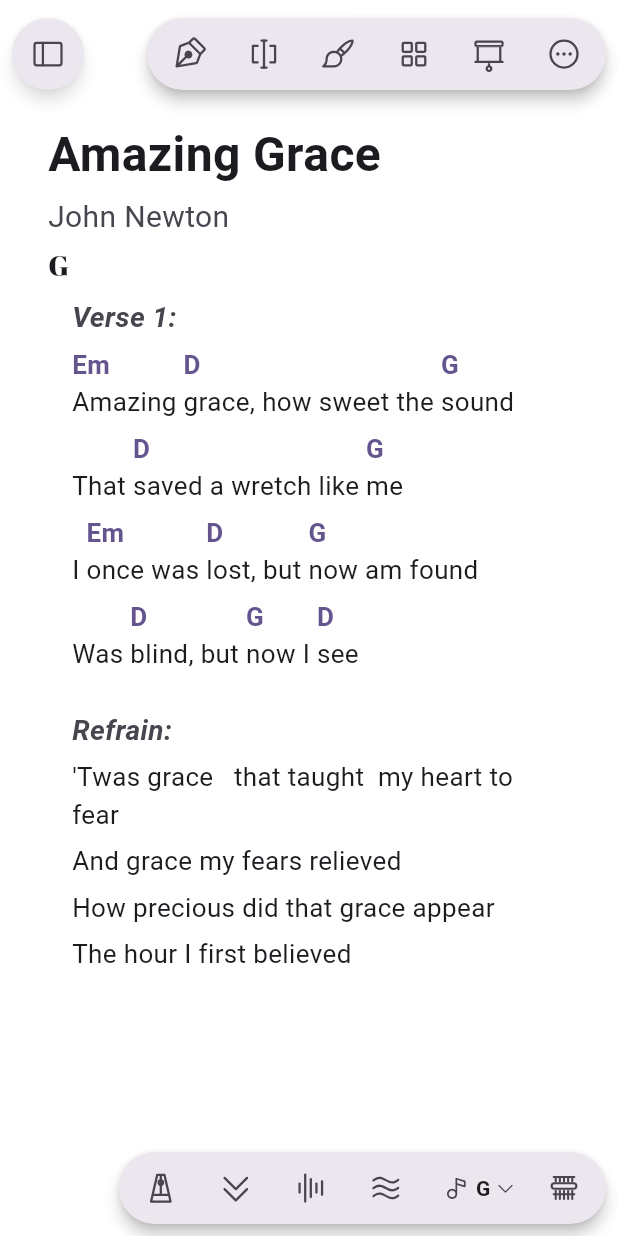
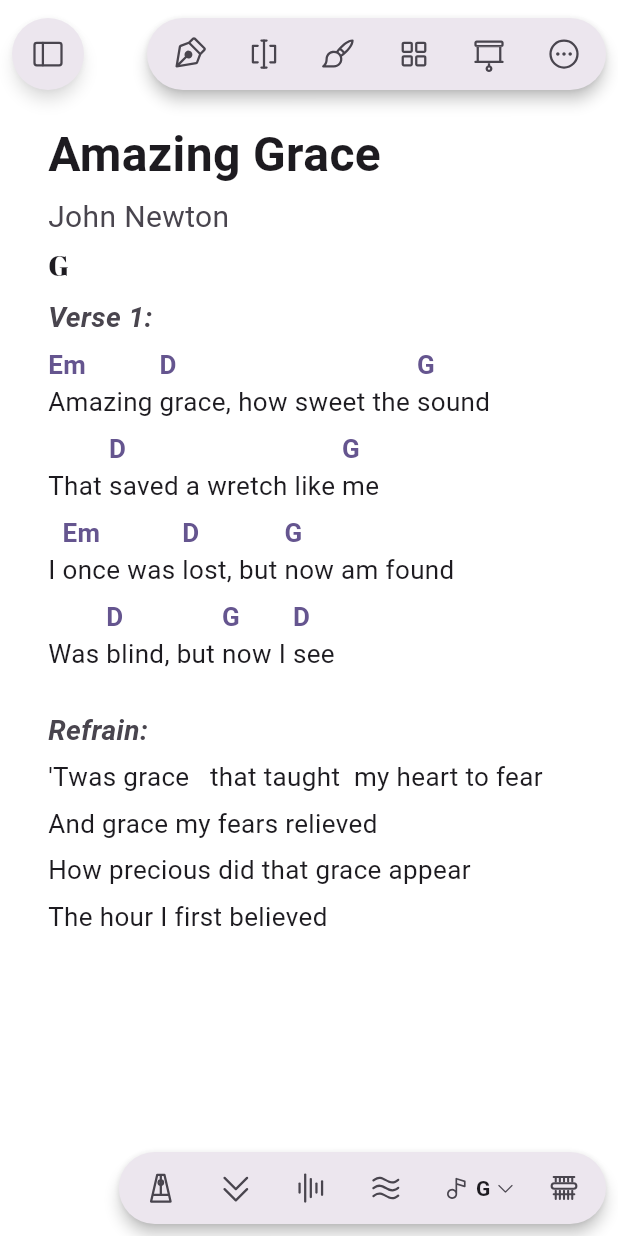
Before and after one commit to bramble-apps/chordpro-presenter, a Flutter app: the screen it shows after launch, on a phone screen of 412 x 824 dp. Run offline on Flutter 3.47's test engine with Material 3 defaults, Android fonts, the phone set to English and light mode, and no system bars; our stand-ins replace audioplayers, file_picker, multicast_dns, pdf, printing, qr_flutter and 4 more; missing offline and left inert: bonsoir, dart:js_interop, dart:ui_web, desktop_multi_window, flutter_chrome_cast, fvp and 4 more; project files that could hold a hidden picture were left out.

Commit message:
Chord sheet: the parts' words start in line with the title; the selection's highlight and bar reach out past them into the margin, and margin label badges sit in the margin beside them (the sheet makes room for the badges, title included, on screen and on paper)
Co-Authored-By: Claude Opus 5.5 <noreply@anthropic.com>

```diff
--- a/lib/widgets/chord_sheet.dart
+++ b/lib/widgets/chord_sheet.dart
@@ -763,7 +763,13 @@ class _ChordSheetState extends State<ChordSheet>
     final layout = widget.layout;
     final placed = SheetInsets.maybeOf(context);
     final inset = placed?.inset ?? EdgeInsets.zero;
-    final pad = const EdgeInsets.all(16) + inset;
+    // (labels in a margin: room for their badges beside the text, which
+    // stays in line with the title)
+    final labelRoom = EdgeInsets.only(
+      left: side == 'left' ? _PartBlock.labelRoom : 0,
+      right: side == 'right' ? _PartBlock.labelRoom : 0,
+    );
+    final pad = const EdgeInsets.all(16) + inset + labelRoom;
     if (layout != null && layout.pageMode) {
       // Printed-page view: title across the top of page 1, then the parts
       // flowing down the columns.
@@ -789,11 +795,17 @@ class _ChordSheetState extends State<ChordSheet>
               pageColor: scheme.surfaceContainerLowest,
               edgeColor: scheme.outlineVariant,
               children: [
-                Padding(
-                  padding: const EdgeInsets.only(bottom: 8),
-                  child: column(headerWidgets),
-                ),
-                ...body,
+                for (final c in [
+                  Padding(
+                    padding: const EdgeInsets.only(bottom: 8),
+                    child: column(headerWidgets),
+                  ),
+                  ...body,
+                ])
+                  // (on paper too: room for margin badges)
+                  labelRoom == EdgeInsets.zero
+                      ? c
+                      : Padding(padding: labelRoom / content, child: c),
               ],
             ),
           ),
@@ -1366,6 +1378,12 @@ class _PartBlock extends StatelessWidget {
   final String? marginLabel;
   final String marginSide;
 
+  /// How far the highlight and the bar reach past the words on the left.
+  static const _bleed = 12.0;
+
+  /// The room a margin badge takes beside the words (its width and gap).
+  static const labelRoom = _MarginBadge.width + 8;
+
   const _PartBlock({
     this.marginLabel,
     this.marginSide = '',
@@ -1403,12 +1421,21 @@ class _PartBlock extends StatelessWidget {
           // Two plain layers (a tint with evenly rounded corners and a
           // separate bar) — a left-only border with rounded corners leaves
           // faint hairline arcs at the corners.
+          // The words in line with the title; the highlight, the bar and
+          // a margin badge reach out past them (into the sheet's margin).
+          final left = margin && marginSide == 'left';
+          final right = margin && marginSide == 'right';
           return Padding(
             padding: const EdgeInsets.only(bottom: 10),
             child: Stack(
+              clipBehavior: Clip.none,
               children: [
                 if (tint)
-                  Positioned.fill(
+                  Positioned(
+                    left: -_bleed - (left ? _MarginBadge.width : 0),
+                    right: -_bleed / 2 - (right ? _MarginBadge.width : 0),
+                    top: 0,
+                    bottom: 0,
                     child: AnimatedOpacity(
                       duration: d,
                       opacity: selected ? 1 : 0,
@@ -1424,7 +1451,7 @@ class _PartBlock extends StatelessWidget {
                   ),
                 if (bar && !margin)
                   Positioned(
-                    left: 0,
+                    left: -_bleed,
                     top: 0,
                     bottom: 0,
                     width: 4,
@@ -1440,12 +1467,7 @@ class _PartBlock extends StatelessWidget {
                     ),
                   ),
                 Padding(
-                  padding: EdgeInsets.fromLTRB(
-                    16 + (margin && marginSide == 'left' ? _MarginBadge.width : 0),
-                    6,
-                    8 + (margin && marginSide == 'right' ? _MarginBadge.width : 0),
-                    2,
-                  ),
+                  padding: const EdgeInsets.fromLTRB(0, 6, 0, 2),
                   child: content,
                 ),
                 // (selected: its rail is the selection bar, its badge filled)
@@ -1453,8 +1475,9 @@ class _PartBlock extends StatelessWidget {
                   Positioned(
                     top: 0,
                     bottom: 0,
-                    left: marginSide == 'left' ? 8 : null,
-                    right: marginSide == 'right' ? 4 : null,
+                    // (12 from the words, as before)
+                    left: left ? -(_MarginBadge.width + 8) : null,
+                    right: right ? -(_MarginBadge.width + 4) : null,
                     width: _MarginBadge.width - 4,
                     child: _MarginBadge(
                       name: marginLabel!,
```
Also changed, not shown: 1 other file.
